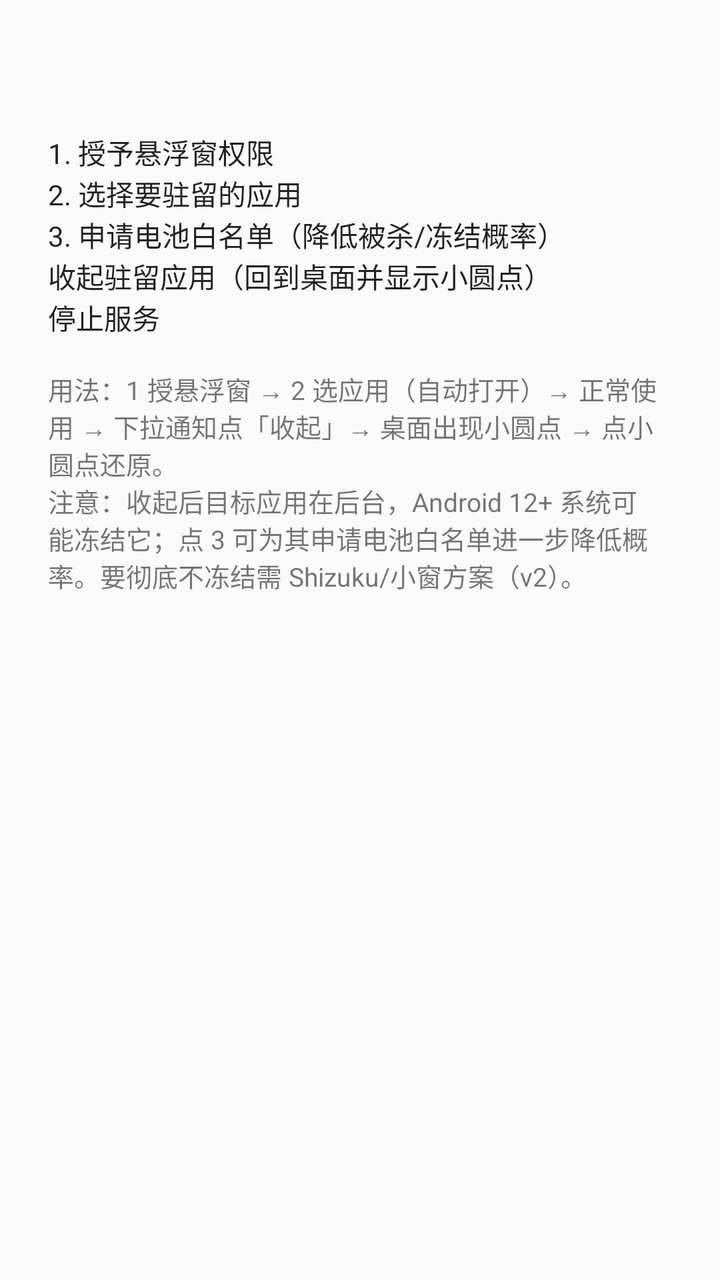
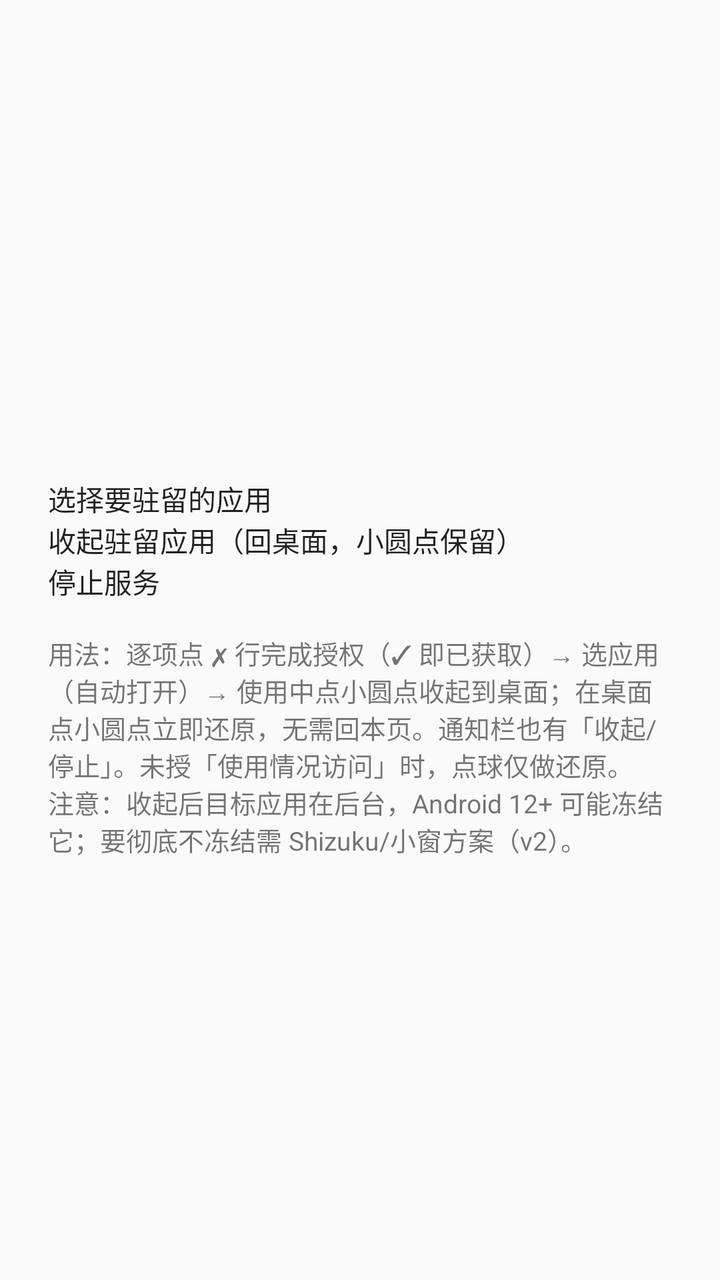

Screens rendered from an Android XML layout before and after an edit, with the pre-edit source and the edit as a unified diff.
<!-- AndroidManifest.xml: application theme Theme.KeepBall -->
<!-- res/layout/activity_main.xml -->
<?xml version="1.0" encoding="utf-8"?>
<LinearLayout xmlns:android="http://schemas.android.com/apk/res/android"
    android:layout_width="match_parent"
    android:layout_height="match_parent"
    android:orientation="vertical"
    android:padding="24dp">

    <TextView
        android:id="@+id/status"
        android:layout_width="match_parent"
        android:layout_height="wrap_content"
        android:layout_marginBottom="20dp"
        android:textSize="16sp"
        android:textStyle="bold" />

    <Button
        android:id="@+id/btn_overlay"
        android:layout_width="match_parent"
        android:layout_height="wrap_content"
        android:text="@string/btn_grant" />

    <Button
        android:id="@+id/btn_pick"
        android:layout_width="match_parent"
        android:layout_height="wrap_content"
        android:text="@string/btn_pick" />

    <Button
        android:id="@+id/btn_battery"
        android:layout_width="match_parent"
        android:layout_height="wrap_content"
        android:text="@string/btn_battery" />

    <Button
        android:id="@+id/btn_minimize"
        android:layout_width="match_parent"
        android:layout_height="wrap_content"
        android:text="@string/btn_minimize" />

    <Button
        android:id="@+id/btn_stop"
        android:layout_width="match_parent"
        android:layout_height="wrap_content"
        android:text="@string/btn_stop" />

    <TextView
        android:id="@+id/hint"
        android:layout_width="match_parent"
        android:layout_height="wrap_content"
        android:layout_marginTop="16dp"
        android:text="@string/hint_usage"
        android:textSize="13sp" />
</LinearLayout>
<!-- resources referenced by this layout -->
<resources>
  <string name="btn_battery">3. 申请电池白名单（降低被杀/冻结概率）</string>
  <string name="btn_grant">1. 授予悬浮窗权限</string>
  <string name="btn_minimize">收起驻留应用（回到桌面并显示小圆点）</string>
  <string name="btn_pick">2. 选择要驻留的应用</string>
  <string name="btn_stop">停止服务</string>
  <string name="hint_usage">用法：1 授悬浮窗 → 2 选应用（自动打开）→ 正常使用 → 下拉通知点「收起」→ 桌面出现小圆点 → 点小圆点还原。\n注意：收起后目标应用在后台，Android 12+ 系统可能冻结它；点 3 可为其申请电池白名单进一步降低概率。要彻底不冻结需 Shizuku/小窗方案（v2）。</string>
  <style name="Theme.KeepBall" parent="@android:style/Theme.Material.Light.DarkActionBar" />
</resources>

<!-- the commit's change to res/layout/activity_main.xml (unified diff, before → after) -->
@@ -13,23 +13,44 @@
         android:textSize="16sp"
         android:textStyle="bold" />
 
-    <Button
-        android:id="@+id/btn_overlay"
+    <TextView
+        android:id="@+id/perm_overlay"
         android:layout_width="match_parent"
         android:layout_height="wrap_content"
-        android:text="@string/btn_grant" />
+        android:paddingTop="10dp"
+        android:paddingBottom="10dp"
+        android:textSize="15sp" />
+
+    <TextView
+        android:id="@+id/perm_usage"
+        android:layout_width="match_parent"
+        android:layout_height="wrap_content"
+        android:paddingTop="10dp"
+        android:paddingBottom="10dp"
+        android:textSize="15sp" />
+
+    <TextView
+        android:id="@+id/perm_notif"
+        android:layout_width="match_parent"
+        android:layout_height="wrap_content"
+        android:paddingTop="10dp"
+        android:paddingBottom="10dp"
+        android:textSize="15sp" />
+
+    <TextView
+        android:id="@+id/perm_battery"
+        android:layout_width="match_parent"
+        android:layout_height="wrap_content"
+        android:paddingTop="10dp"
+        android:paddingBottom="10dp"
+        android:textSize="15sp" />
 
     <Button
         android:id="@+id/btn_pick"
         android:layout_width="match_parent"
         android:layout_height="wrap_content"
+        android:layout_marginTop="12dp"
         android:text="@string/btn_pick" />
-
-    <Button
-        android:id="@+id/btn_battery"
-        android:layout_width="match_parent"
-        android:layout_height="wrap_content"
-        android:text="@string/btn_battery" />
 
     <Button
         android:id="@+id/btn_minimize"
<!-- resource entries referenced after the edit -->
@@ -1,11 +1,9 @@
 <!-- resources referenced by this layout -->
 <resources>
-  <string name="btn_battery">3. 申请电池白名单（降低被杀/冻结概率）</string>
-  <string name="btn_grant">1. 授予悬浮窗权限</string>
-  <string name="btn_minimize">收起驻留应用（回到桌面并显示小圆点）</string>
-  <string name="btn_pick">2. 选择要驻留的应用</string>
+  <string name="btn_minimize">收起驻留应用（回桌面，小圆点保留）</string>
+  <string name="btn_pick">选择要驻留的应用</string>
   <string name="btn_stop">停止服务</string>
-  <string name="hint_usage">用法：1 授悬浮窗 → 2 选应用（自动打开）→ 正常使用 → 下拉通知点「收起」→ 桌面出现小圆点 → 点小圆点还原。\n注意：收起后目标应用在后台，Android 12+ 系统可能冻结它；点 3 可为其申请电池白名单进一步降低概率。要彻底不冻结需 Shizuku/小窗方案（v2）。</string>
+  <string name="hint_usage">用法：逐项点 ✗ 行完成授权（✓ 即已获取）→ 选应用（自动打开）→ 使用中点小圆点收起到桌面；在桌面点小圆点立即还原，无需回本页。通知栏也有「收起/停止」。未授「使用情况访问」时，点球仅做还原。\n注意：收起后目标应用在后台，Android 12+ 可能冻结它；要彻底不冻结需 Shizuku/小窗方案（v2）。</string>
   <style name="Theme.KeepBall" parent="@android:style/Theme.Material.Light.DarkActionBar" />
 </resources>
 
